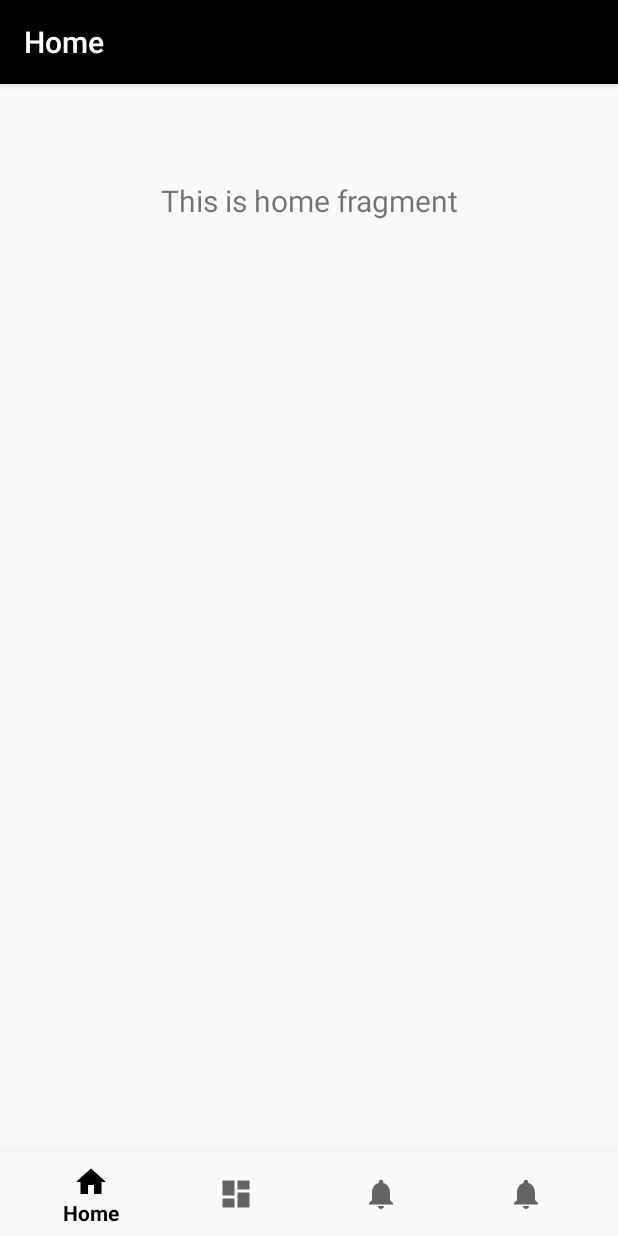
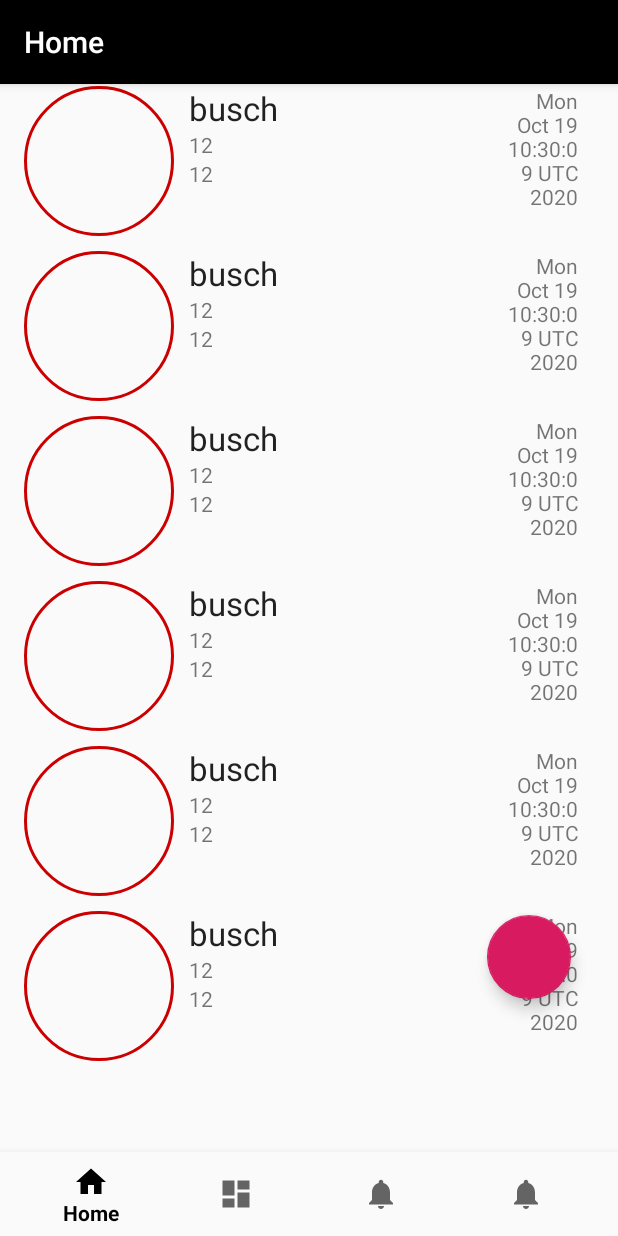
Before and after one commit to ajuarez99/UDrink, an Android app: the screen it shows after launch once a user with an empty profile is signed in (MainActivity), on a phone screen of 412 x 824 dp. Run offline under Robolectric (Android 15) with nearby library versions, the phone set to English and light mode, and no system bars; our stand-ins replace Firebase (no records; nobody signed in at launch, a user with empty details on screens opened directly), navigation-ui.

Commit message:
added a mock feed to the app and gonna work on adding functionallity to the adding drinks button

```diff
--- /dev/null
+++ b/app/src/main/java/com/example/udrink/Adapters/DrinkFeedAdapter.java
@@ -0,0 +1,86 @@
+package com.example.udrink.Adapters;
+
+import android.content.Context;
+import android.view.LayoutInflater;
+import android.view.View;
+import android.view.ViewGroup;
+import android.widget.CheckBox;
+import android.widget.TextView;
+
+import androidx.recyclerview.widget.RecyclerView;
+
+import com.example.udrink.Models.Drink;
+import com.example.udrink.R;
+
+import java.text.DateFormat;
+import java.text.SimpleDateFormat;
+import java.util.ArrayList;
+import java.util.Calendar;
+import java.util.Date;
+import java.util.List;
+
+public class DrinkFeedAdapter extends RecyclerView.Adapter<DrinkFeedAdapter.ViewHolder> {
+
+    private List<Drink> mDataset;
+    public Context context;
+    private int listId;
+
+    public class ViewHolder extends RecyclerView.ViewHolder {
+        // each data item is just a string in this case
+        public TextView beerName;
+        public TextView beerABV;
+        public TextView beerOunces;
+        public TextView timeAgo;
+        public View layout;
+
+        public ViewHolder(View v) {
+            super(v);
+            layout = v;
+            beerName = v.findViewById(R.id.drinkName);
+            beerABV = v.findViewById(R.id.bac);
+            beerOunces = v.findViewById(R.id.ounces);
+            timeAgo = v.findViewById(R.id.timeago);
+        }
+    }
+
+    public DrinkFeedAdapter() {
+        mDataset = new ArrayList<>();
+        for(int i = 0; i< 10; i++){
+            DateFormat dateFormat = new SimpleDateFormat("yyyy/MM/dd HH:mm:ss");
+            Calendar cal = Calendar.getInstance();
+           Drink drink = new Drink("busch",cal.getTime() ,12,12);
+           mDataset.add(drink);
+        }
+
+
+    }
+
+    @Override
+    public DrinkFeedAdapter.ViewHolder onCreateViewHolder(ViewGroup parent,
+                                                          int viewType) {
+        // create a new view
+        LayoutInflater inflater = LayoutInflater.from(
+                parent.getContext());
+        View v = inflater.inflate(R.layout.recyclerview_feed_item, parent, false);
+        // set the view's size, margins, paddings and layout parameters
+        DrinkFeedAdapter.ViewHolder vh = new DrinkFeedAdapter.ViewHolder(v);
+        return vh;
+    }
+
+    // Replace the contents of a view (invoked by the layout manager)
+    @Override
+    public void onBindViewHolder(final DrinkFeedAdapter.ViewHolder holder, final int position) {
+        // - get element from your dataset at this position
+        // - replace the contents of the view with that element
+        holder.beerName.setText(mDataset.get(position).getDrinkName());
+        holder.beerABV.setText(Integer.toString(mDataset.get(position).getBAC()));
+        holder.beerOunces.setText(Integer.toString(mDataset.get(position).getOunces()));
+        holder.timeAgo.setText(mDataset.get(position).getDrankAt().toString());
+
+
+    }
+    @Override
+    public int getItemCount() {
+        return mDataset.size();
+    }
+}
--- a/app/src/main/java/com/example/udrink/Models/Drink.java
+++ b/app/src/main/java/com/example/udrink/Models/Drink.java
@@ -4,8 +4,56 @@ import java.util.Date;
 
 public class Drink {
     private String DrinkName;
-    public int uid;
-    public Date DrankAt;
-    public int BAC;
-    public int Ounces;
+    private int uid;
+    private Date DrankAt;
+    private int BAC;
+    private int Ounces;
+    public Drink(String drinkName, Date drankAt, int BAC, int ounces) {
+        DrinkName = drinkName;
+        this.uid = uid;
+        DrankAt = drankAt;
+        this.BAC = BAC;
+        Ounces = ounces;
+    }
+    public String getDrinkName() {
+        return DrinkName;
+    }
+
+    public void setDrinkName(String drinkName) {
+        DrinkName = drinkName;
+    }
+
+    public int getUid() {
+        return uid;
+    }
+
+    public void setUid(int uid) {
+        this.uid = uid;
+    }
+
+    public Date getDrankAt() {
+        return DrankAt;
+    }
+
+    public void setDrankAt(Date drankAt) {
+        DrankAt = drankAt;
+    }
+
+    public int getBAC() {
+        return BAC;
+    }
+
+    public void setBAC(int BAC) {
+        this.BAC = BAC;
+    }
+
+    public int getOunces() {
+        return Ounces;
+    }
+
+    public void setOunces(int ounces) {
+        Ounces = ounces;
+    }
+
+
 }
--- a/app/src/main/java/com/example/udrink/ui/home/HomeFragment.java
+++ b/app/src/main/java/com/example/udrink/ui/home/HomeFragment.java
@@ -11,25 +11,32 @@ import androidx.annotation.NonNull;
 import androidx.fragment.app.Fragment;
 import androidx.lifecycle.Observer;
 import androidx.lifecycle.ViewModelProviders;
+import androidx.recyclerview.widget.LinearLayoutManager;
+import androidx.recyclerview.widget.RecyclerView;
 
+import com.example.udrink.Adapters.DrinkFeedAdapter;
 import com.example.udrink.R;
 
 public class HomeFragment extends Fragment {
 
     private HomeViewModel homeViewModel;
+    private static RecyclerView recyclerView;
+    private static RecyclerView.Adapter mAdapter;
+    private static RecyclerView.LayoutManager layoutManager;
 
     public View onCreateView(@NonNull LayoutInflater inflater,
                              ViewGroup container, Bundle savedInstanceState) {
-        homeViewModel =
-                ViewModelProviders.of(this).get(HomeViewModel.class);
+        homeViewModel = ViewModelProviders.of(this).get(HomeViewModel.class);
         View root = inflater.inflate(R.layout.fragment_home, container, false);
-        final TextView textView = root.findViewById(R.id.text_home);
-        homeViewModel.getText().observe(this, new Observer<String>() {
-            @Override
-            public void onChanged(@Nullable String s) {
-                textView.setText(s);
-            }
-        });
+
+        recyclerView = root.findViewById(R.id.my_recycler_view);
+        recyclerView.setHasFixedSize(true);
+        layoutManager = new LinearLayoutManager(getContext());
+        recyclerView.setLayoutManager(layoutManager);
+
+        mAdapter = new DrinkFeedAdapter();
+
+        recyclerView.setAdapter(mAdapter);
         return root;
     }
 }
--- a/app/src/main/res/layout/activity_main.xml
+++ b/app/src/main/res/layout/activity_main.xml
@@ -1,10 +1,25 @@
 <?xml version="1.0" encoding="utf-8"?>
 <androidx.constraintlayout.widget.ConstraintLayout xmlns:android="http://schemas.android.com/apk/res/android"
     xmlns:app="http://schemas.android.com/apk/res-auto"
-    android:id="@+id/container"
+    xmlns:tools="http://schemas.android.com/tools"
     android:layout_width="match_parent"
-    android:layout_height="match_parent"
-    android:paddingTop="?attr/actionBarSize">
+    android:layout_height="match_parent">
+
+    <fragment
+        android:id="@+id/nav_host_fragment"
+        android:name="androidx.navigation.fragment.NavHostFragment"
+        android:layout_width="382dp"
+        android:layout_height="658dp"
+        app:defaultNavHost="true"
+        app:layout_constraintBottom_toTopOf="@id/nav_view"
+        app:layout_constraintEnd_toEndOf="parent"
+        app:layout_constraintHorizontal_bias="0.482"
+        app:layout_constraintLeft_toLeftOf="parent"
+        app:layout_constraintRight_toRightOf="parent"
+        app:layout_constraintStart_toStartOf="parent"
+        app:layout_constraintTop_toTopOf="parent"
+        app:layout_constraintVertical_bias="0.0"
+        app:navGraph="@navigation/mobile_navigation" />
 
     <com.google.android.material.bottomnavigation.BottomNavigationView
         android:id="@+id/nav_view"
@@ -18,16 +33,6 @@
         app:layout_constraintRight_toRightOf="parent"
         app:menu="@menu/bottom_nav_menu" />
 
-    <fragment
-        android:id="@+id/nav_host_fragment"
-        android:name="androidx.navigation.fragment.NavHostFragment"
-        android:layout_width="match_parent"
-        android:layout_height="match_parent"
-        app:defaultNavHost="true"
-        app:layout_constraintBottom_toTopOf="@id/nav_view"
-        app:layout_constraintLeft_toLeftOf="parent"
-        app:layout_constraintRight_toRightOf="parent"
-        app:layout_constraintTop_toTopOf="parent"
-        app:navGraph="@navigation/mobile_navigation" />
+
 
 </androidx.constraintlayout.widget.ConstraintLayout>
--- a/app/src/main/res/layout/fragment_home.xml
+++ b/app/src/main/res/layout/fragment_home.xml
@@ -1,18 +1,32 @@
 <?xml version="1.0" encoding="utf-8"?>
 <androidx.constraintlayout.widget.ConstraintLayout xmlns:android="http://schemas.android.com/apk/res/android"
     xmlns:app="http://schemas.android.com/apk/res-auto"
+    xmlns:tools="http://schemas.android.com/tools"
     android:layout_width="match_parent"
     android:layout_height="match_parent">
 
-    <TextView
-        android:id="@+id/text_home"
+
+    <com.google.android.material.floatingactionbutton.FloatingActionButton
+        android:id="@+id/fab"
+        android:layout_width="wrap_content"
+        android:layout_height="wrap_content"
+        android:layout_marginEnd="16dp"
+        android:layout_marginRight="16dp"
+        android:layout_marginBottom="48dp"
+        app:layout_constraintBottom_toBottomOf="parent"
+        app:layout_constraintEnd_toEndOf="parent" />
+
+    <androidx.recyclerview.widget.RecyclerView
+        android:id="@+id/my_recycler_view"
         android:layout_width="match_parent"
-        android:layout_height="wrap_content"
-        android:layout_marginStart="8dp"
-        android:layout_marginTop="8dp"
-        android:layout_marginEnd="8dp"
-        android:textAlignment="center"
-        android:textSize="20sp"
+        android:layout_height="match_parent"
+        android:layout_marginStart="1dp"
+        android:layout_marginLeft="1dp"
+        android:layout_marginTop="1dp"
+        android:layout_marginEnd="1dp"
+        android:layout_marginRight="1dp"
+        android:layout_marginBottom="1dp"
+        app:layout_constraintBottom_toBottomOf="parent"
         app:layout_constraintEnd_toEndOf="parent"
         app:layout_constraintStart_toStartOf="parent"
         app:layout_constraintTop_toTopOf="parent" />
--- a/app/src/main/res/layout/recyclerview_feed_item.xml
+++ b/app/src/main/res/layout/recyclerview_feed_item.xml
@@ -2,12 +2,9 @@
 <LinearLayout xmlns:android="http://schemas.android.com/apk/res/android"
     android:layout_width="match_parent"
     android:layout_height="wrap_content"
-    android:orientation="vertical">
-    <LinearLayout
-        android:layout_width="match_parent"
-        android:layout_height="match_parent"
-        android:gravity="center_vertical"
-        android:orientation="horizontal">
+    android:layout_marginBottom="10dp"
+    android:orientation="horizontal">
+
 
         <FrameLayout xmlns:android="http://schemas.android.com/apk/res/android"
             android:layout_width="wrap_content"
@@ -68,5 +65,4 @@
                 android:textAppearance="?android:attr/textAppearanceSmall" />
 
         </LinearLayout>
-    </LinearLayout>
 </LinearLayout>
```
